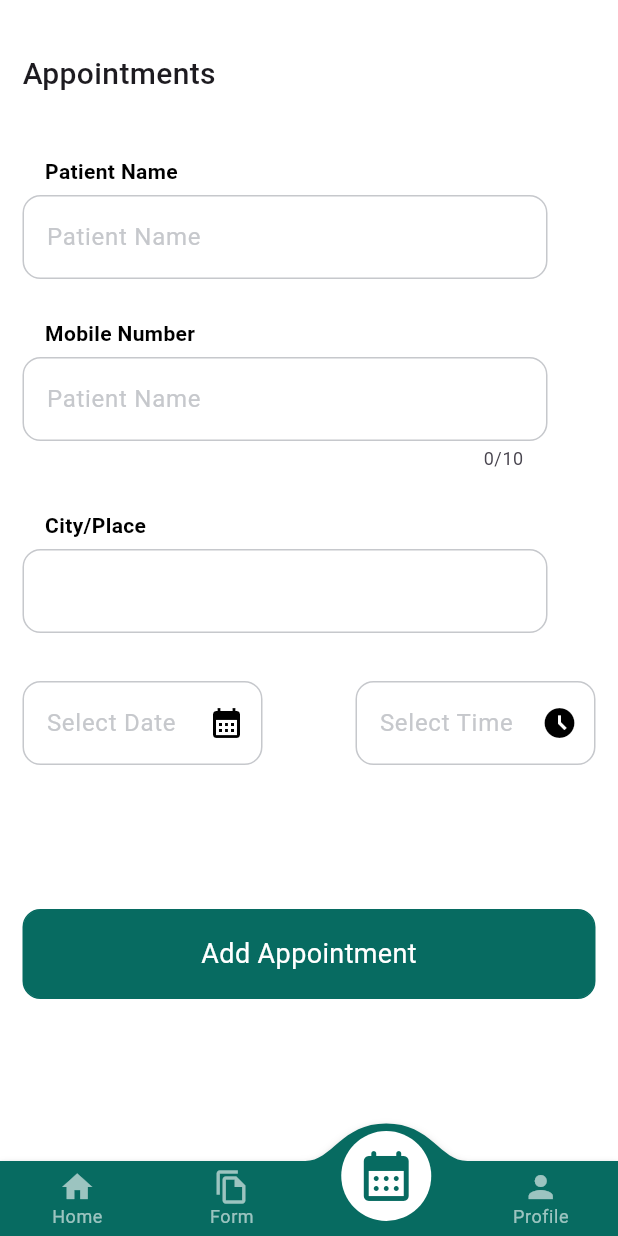
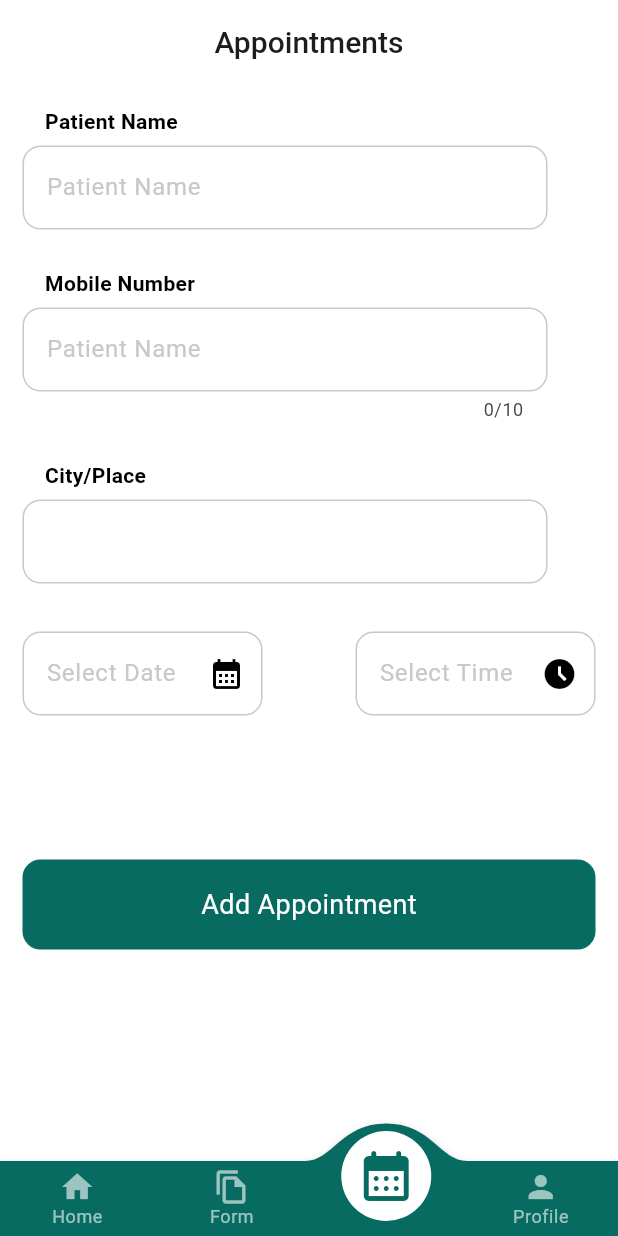
Before and after one commit to connectadarsh/Project_Dentify, a Flutter app: the screen it shows after launch, item 3 of the bottom bar chosen, on a phone screen of 412 x 824 dp. Run offline on Flutter 3.47's test engine with Material 3 defaults, Android fonts, the phone set to English and light mode, and no system bars; drawn by our look-alikes of convex_bottom_bar; our stand-ins replace animated_custom_dropdown, carousel_slider, hive, hive_flutter, image_picker; accounts and stored records are empty.

```diff
--- a/lib/utilities/custom_widgets/button.dart
+++ b/lib/utilities/custom_widgets/button.dart
@@ -11,9 +11,6 @@ class CoustomButton extends StatelessWidget {
   final Icon?icon;
    final Color? textColor;
     final Color? borderColor;
-
-
-
 
   const CoustomButton({
     super.key,required this.onTap,
--- a/lib/view/Appointment/mainAppointment.dart
+++ b/lib/view/Appointment/mainAppointment.dart
@@ -9,7 +9,8 @@ import 'package:hive/hive.dart';
 import 'package:intl/intl.dart';
 
 class MainAppointment extends StatefulWidget {
-  const MainAppointment({super.key});
+  final bool leadIcon;
+  const MainAppointment({super.key, required this.leadIcon});
 
   @override
   State<MainAppointment> createState() => _MainAppointmentState();
@@ -21,13 +22,28 @@ class _MainAppointmentState extends State<MainAppointment> {
   TextEditingController nameController = TextEditingController();
   TextEditingController mobileController = TextEditingController();
   TextEditingController cityController = TextEditingController();
-       final _formKey=GlobalKey<FormState>();
+  final _formKey = GlobalKey<FormState>();
   final AppointmentDetails _appointmentDetails = AppointmentDetails();
   @override
   Widget build(BuildContext context) {
     return Form(
       key: _formKey,
       child: Scaffold(
+        appBar: AppBar(
+          backgroundColor: AppColors.secondary,
+          centerTitle: true,
+          leading: (widget.leadIcon)
+              ? IconButton(
+                  onPressed: () {
+                    Navigator.pop(context);
+                  },
+                  icon: Icon(Icons.arrow_back_ios))
+              : Container(),
+          title: Text(
+            'Appointments',
+            style: TextStyle(fontWeight: FontWeight.w500, fontSize: 20),
+          ),
+        ),
         backgroundColor: AppColors.secondary,
         body: SafeArea(
           child: SingleChildScrollView(
@@ -36,16 +52,6 @@ class _MainAppointmentState extends State<MainAppointment> {
               child: Column(
                 crossAxisAlignment: CrossAxisAlignment.start,
                 children: [
-                    SizedBox(
-                      height: 20,
-                    ),
-                    Text(
-                      'Appointments',
-                      style: TextStyle(fontWeight: FontWeight.w500, fontSize: 20),
-                    ),
-                    SizedBox(
-                      height: 40,
-                    ),
                   Text(
                     '    Patient Name',
                     style: TextStyle(
@@ -53,12 +59,10 @@ class _MainAppointmentState extends State<MainAppointment> {
                   ),
                   CustomTextfield(
                     controller: nameController,
-
                     validator: (p0) {
-                    if(p0==null||p0.trim().isEmpty){
+                      if (p0 == null || p0.trim().isEmpty) {
                         return 'Enter username';
-                    }
-                    else{
+                      } else {
                         return null;
                       }
                     },
@@ -78,10 +82,9 @@ class _MainAppointmentState extends State<MainAppointment> {
                     keyboardtype: TextInputType.phone,
                     maxlength: 10,
                     validator: (p0) {
-                    if(p0==null||p0.trim().isEmpty){
+                      if (p0 == null || p0.trim().isEmpty) {
                         return 'Enter mobile number';
-                    }
-                    else{
+                      } else {
                         return null;
                       }
                     },
@@ -99,10 +102,9 @@ class _MainAppointmentState extends State<MainAppointment> {
                   CustomTextfield(
                     controller: cityController,
                     validator: (p0) {
-                    if(p0==null||p0.trim().isEmpty){
+                      if (p0 == null || p0.trim().isEmpty) {
                         return 'Enter username';
-                    }
-                    else{
+                      } else {
                         return null;
                       }
                     },
@@ -121,22 +123,19 @@ class _MainAppointmentState extends State<MainAppointment> {
                         borderRadius: 12,
                         controller: dateController,
                         validator: (p0) {
-                    if(p0==null||p0.trim().isEmpty){
+                          if (p0 == null || p0.trim().isEmpty) {
                             return 'Enter Date';
-                    }
-                    else{
+                          } else {
                             return null;
                           }
                         },
                         sufixIcon: Icons.calendar_month,
-                        sufonpressed: () async{
-                          final DateTime? date= await showDatePicker(
+                        sufonpressed: () async {
+                          final DateTime? date = await showDatePicker(
                               context: context,
                               initialDate: DateTime.now(),
                               firstDate: DateTime.now(),
-
-                              lastDate: DateTime(2050)
-                              );
+                              lastDate: DateTime(2050));
                           if (date != null) {
                             setState(() {
                               dateController.text =
@@ -144,8 +143,6 @@ class _MainAppointmentState extends State<MainAppointment> {
                             });
                           }
                         },
-
-
                       ),
                       CustomTextfield(
                         width: 160,
@@ -154,15 +151,14 @@ class _MainAppointmentState extends State<MainAppointment> {
                         readOnly: true,
                         controller: timeController,
                         validator: (p0) {
-                    if(p0==null||p0.trim().isEmpty){
+                          if (p0 == null || p0.trim().isEmpty) {
                             return 'Enter Time';
-                    }
-                    else{
+                          } else {
                             return null;
                           }
                         },
                         sufixIcon: Icons.access_time_filled_sharp,
-                      sufonpressed: ()async {
+                        sufonpressed: () async {
                           final TimeOfDay? _time = await showTimePicker(
                               context: context, initialTime: TimeOfDay.now());
                           setState(() {
@@ -170,15 +166,22 @@ class _MainAppointmentState extends State<MainAppointment> {
                           });
                         },
                       )
-                    ],),
-                    SizedBox(height: 90,),
+                    ],
+                  ),
+                  SizedBox(
+                    height: 90,
+                  ),
                   CoustomButton(
                     width: 400,
                     borderRadius: 12,
-                    onTap: ()
-                    {
+                    onTap: () {
                       if (_formKey.currentState!.validate()) {
-                        _appointmentDetails.addAppointmentDetails(AppointmentDb(patientName: nameController.text, mobileNumber: mobileController.text, city: cityController.text, date: dateController.text, time: timeController.text));
+                        _appointmentDetails.addAppointmentDetails(AppointmentDb(
+                            patientName: nameController.text,
+                            mobileNumber: mobileController.text,
+                            city: cityController.text,
+                            date: dateController.text,
+                            time: timeController.text));
                         const snackbar = SnackBar(
                           content: Text('Added to appointments'),
                           duration: Duration(seconds: 5),
@@ -197,14 +200,14 @@ class _MainAppointmentState extends State<MainAppointment> {
                         //     ));
                       }
                     },
-                     text: 'Add Appointment',),
-
+                    text: 'Add Appointment',
+                  ),
                 ],
               ),
             ),
           ),
-
-          ),),
+        ),
+      ),
     );
   }
 }
--- a/lib/view/Homepage/ControlBottom.dart
+++ b/lib/view/Homepage/ControlBottom.dart
@@ -24,7 +24,7 @@ class _ControlBottomState extends State<ControlBottom> {
   final List<Widget> pages = [
     Mainhome(),   // Separate screen for home content
     MainForm(),
-    MainAppointment(),
+    MainAppointment(leadIcon: false,),
     MainProfile(),
   ];
 
@@ -32,8 +32,6 @@ class _ControlBottomState extends State<ControlBottom> {
   Widget build(BuildContext context) {
     return Scaffold(
       backgroundColor: AppColors.secondary,
-
-
       body: pages[_currentIndex],
       bottomNavigationBar: BottomNavigation(
         onTap: (index) {
```
Also changed, not shown: lib/controller/appointment_fn.dart (+6 -3 lines), lib/utilities/custom_widgets/alert_box.dart (added, +26 -0 lines), lib/view/ListAppointment/listappointment.dart (+34 -8 lines). Lines whose indentation alone changed are shown as unchanged.
